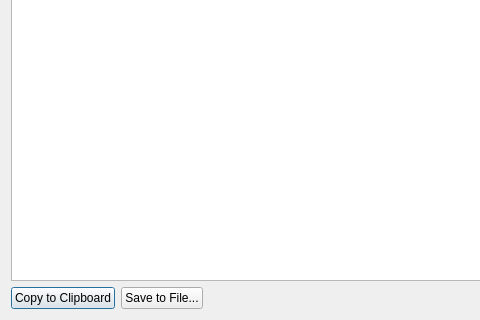
IJHack/QtPass, file src/exportpublickeydialog.ui: the form before one commit; both pictures show x 0 to 480 and y 200 to 520 of the 620 by 520 pixel window.
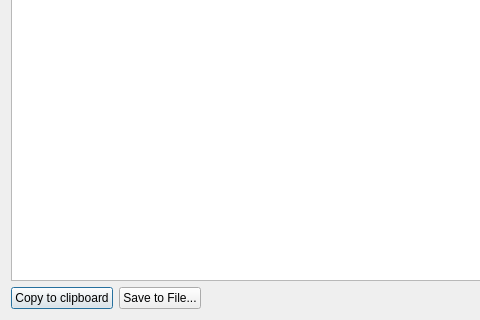
The form after the commit. Icons and pictures are not drawn.

Commit message:
Sentence case for the clipboard strings (#1832)
"Copy to Clipboard", "No Clipboard" and "From Clipboard" sat next to
"Copy to clipboard", "Always copy to clipboard" and the rest, and each
capitalised variant was a separate string to translate. lupdate's
same-text heuristic carries the existing translations over as unfinished.

Claude-Session: https://claude.ai/code/session_01JuQsrHonihp1nARE7bzstc

```diff
--- a/src/exportpublickeydialog.ui
+++ b/src/exportpublickeydialog.ui
@@ -49,7 +49,7 @@
      <item>
       <widget class="QPushButton" name="copyButton">
        <property name="text">
-        <string>Copy to Clipboard</string>
+        <string>Copy to clipboard</string>
        </property>
       </widget>
      </item>
```
The commit also changes 3 other files.
